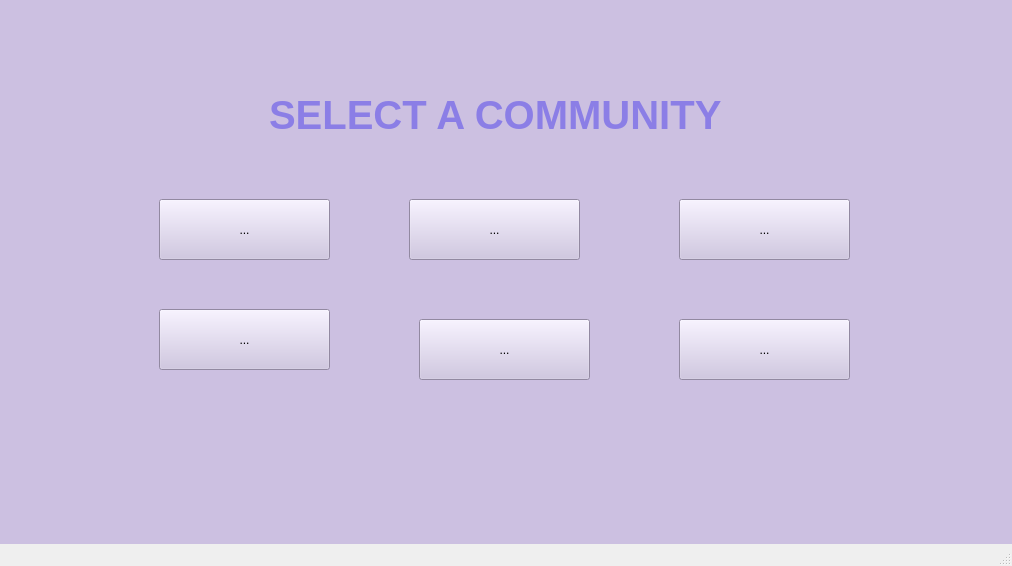
Citralyn/ChoreDecideMain, file mainwindow.ui: the form before one commit.
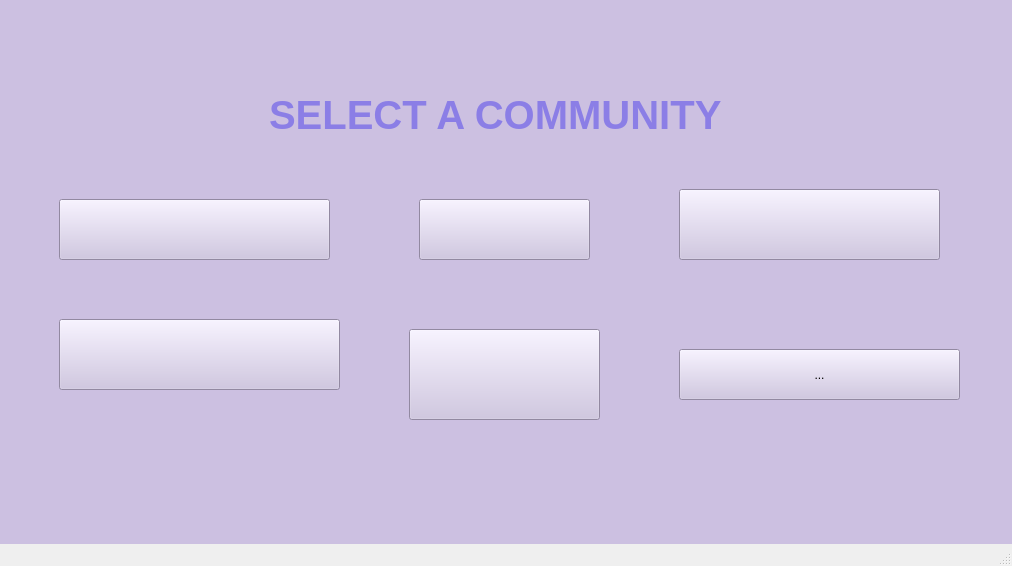
The form after the commit. The open tabs and pages were chosen to show the change. Icons and pictures are not drawn.

Commit message: added a lot of static resources/assets to use for the apartment layouts and as logos

Diff of the .ui file:
```diff
--- a/mainwindow.ui
+++ b/mainwindow.ui
@@ -476,77 +476,95 @@
      <widget class="QToolButton" name="PlazaVerdeButton">
       <property name="geometry">
        <rect>
-        <x>160</x>
+        <x>60</x>
         <y>230</y>
-        <width>171</width>
+        <width>271</width>
         <height>61</height>
        </rect>
       </property>
+      <property name="styleSheet">
+       <string notr="true">border-image: url(:/community_logos/PV_Logo.png) 0 0 0 0 stretch stretch;</string>
+      </property>
       <property name="text">
-       <string>...</string>
+       <string/>
       </property>
      </widget>
      <widget class="QToolButton" name="VDCButton">
       <property name="geometry">
        <rect>
-        <x>410</x>
+        <x>420</x>
         <y>230</y>
         <width>171</width>
         <height>61</height>
        </rect>
       </property>
+      <property name="styleSheet">
+       <string notr="true">border-image: url(:/community_logos/VDC_Logo.png) 0 0 0 0 stretch stretch;</string>
+      </property>
       <property name="text">
-       <string>...</string>
+       <string/>
       </property>
      </widget>
      <widget class="QToolButton" name="CaminoButton">
       <property name="geometry">
        <rect>
         <x>680</x>
-        <y>230</y>
-        <width>171</width>
-        <height>61</height>
+        <y>220</y>
+        <width>261</width>
+        <height>71</height>
        </rect>
       </property>
+      <property name="styleSheet">
+       <string notr="true">border-image: url(:/community_logos/Camino_Logo.png) 0 0 0 0 stretch stretch;</string>
+      </property>
       <property name="text">
-       <string>...</string>
+       <string/>
       </property>
      </widget>
      <widget class="QToolButton" name="PlazaVerde2Button">
       <property name="geometry">
        <rect>
-        <x>160</x>
-        <y>340</y>
-        <width>171</width>
-        <height>61</height>
+        <x>60</x>
+        <y>350</y>
+        <width>281</width>
+        <height>71</height>
        </rect>
       </property>
+      <property name="styleSheet">
+       <string notr="true">border-image: url(:/community_logos/PV2_Logo.png) 0 0 0 0 stretch stretch;</string>
+      </property>
       <property name="text">
-       <string>...</string>
+       <string/>
       </property>
      </widget>
      <widget class="QToolButton" name="VDCNButton">
       <property name="geometry">
        <rect>
-        <x>420</x>
-        <y>350</y>
-        <width>171</width>
-        <height>61</height>
+        <x>410</x>
+        <y>360</y>
+        <width>191</width>
+        <height>91</height>
        </rect>
       </property>
+      <property name="styleSheet">
+       <string notr="true">border-image: url(:/community_logos/VDCN_Logo.png) 0 0 0 0 stretch stretch;</string>
+      </property>
       <property name="text">
-       <string>...</string>
+       <string/>
       </property>
      </widget>
      <widget class="QToolButton" name="PuertaButton">
       <property name="geometry">
        <rect>
         <x>680</x>
-        <y>350</y>
-        <width>171</width>
-        <height>61</height>
+        <y>380</y>
+        <width>281</width>
+        <height>51</height>
        </rect>
       </property>
+      <property name="styleSheet">
+       <string notr="true">border-image: url(:/community_logos/Puerta_Logo.png) 0 0 0 0 stretch stretch;</string>
+      </property>
       <property name="text">
        <string>...</string>
       </property>
```
Left out of the diff: 18 changed lines with no effect on the pictures. The commit also changes 49 other files.
